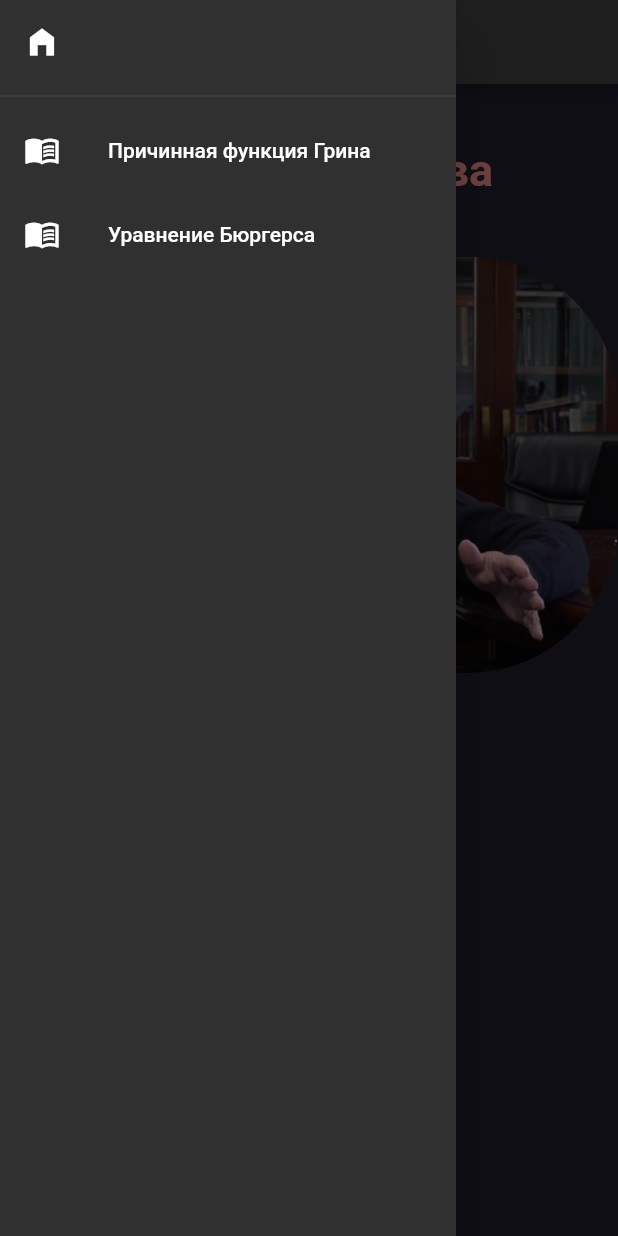
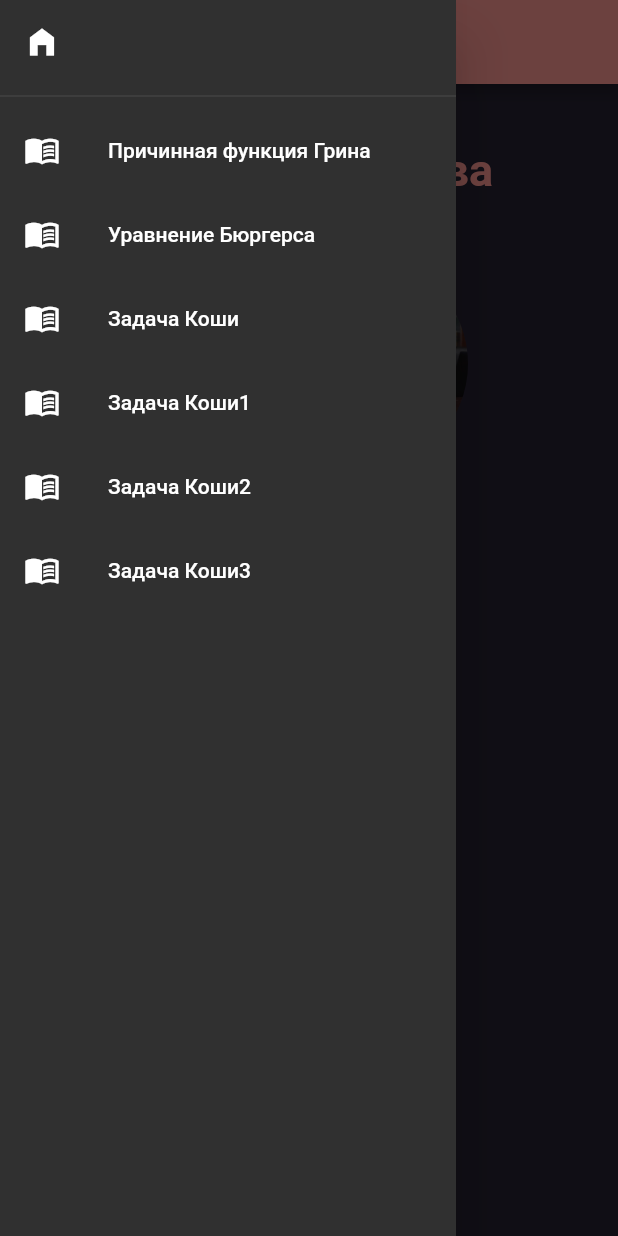
Before and after one commit to iZarub/YRMAT.GG, a Flutter app: the screen it shows after launch, with the side drawer open, on a phone screen of 412 x 824 dp. Run offline on Flutter 3.47's test engine with Material 2 defaults, Android fonts, the phone set to English and light mode, and no system bars.

```diff
--- a/exam_solver/lib/exercises.dart
+++ b/exam_solver/lib/exercises.dart
@@ -1,6 +1,9 @@
 import 'package:exam_solver/homepage.dart';
 import 'package:flutter/material.dart';
 import 'defaults/exwidgets.dart';
+import 'api.dart';
+
+import 'package:http/http.dart' as http;
 
 const Map exercisesMap = {
   'Причинная функция Грина': {
@@ -10,18 +13,40 @@ const Map exercisesMap = {
       0: 'Введите оператор...',
       1: 'Введите пределы...',
     },
-    'WolframAPI': {
-      'http://wolframcloud.com',
-    }
+    'WolframAPI':
+        'https://www.wolframcloud.com/obj/93215348-162e-4d04-8c07-f9810fccaaf1',
   },
   'Уравнение Бюргерса': {
     'Theory': 'Чето про уравнение Бюргерса',
     'Inputs': {
       0: 'Введите уравнение...',
     },
-    'WolframAPI': {
-      'http://wolframcloud.com',
-    }
+    'WolframAPI':
+        'https://www.wolframcloud.com/obj/0bf87975-aa04-4181-91cf-947daf9486e2',
+  },
+  'Задача Коши': {
+    'Theory': 'Чето про здачу Коши',
+    'Inputs': {0: 'Введите уравнение...', 1: 'Введите начальные условия...'},
+    'WolframAPI':
+        'https://www.wolframcloud.com/obj/0bf87975-aa04-4181-91cf-947daf9486e2',
+  },
+  'Задача Коши1': {
+    'Theory': 'Чето про здачу Коши',
+    'Inputs': {0: 'Введите уравнение...', 1: 'Введите начальные условия...'},
+    'WolframAPI':
+        'https://www.wolframcloud.com/obj/0bf87975-aa04-4181-91cf-947daf9486e2',
+  },
+  'Задача Коши2': {
+    'Theory': 'Чето про здачу Коши',
+    'Inputs': {0: 'Введите уравнение...', 1: 'Введите начальные условия...'},
+    'WolframAPI':
+        'https://www.wolframcloud.com/obj/0bf87975-aa04-4181-91cf-947daf9486e2',
+  },
+  'Задача Коши3': {
+    'Theory': 'Чето про здачу Коши',
+    'Inputs': {0: 'Введите уравнение...', 1: 'Введите начальные условия...'},
+    'WolframAPI':
+        'https://www.wolframcloud.com/obj/0bf87975-aa04-4181-91cf-947daf9486e2',
   },
 };
 
@@ -54,7 +79,10 @@ class MyNavigationDrawer extends StatelessWidget {
 
     exsTiles.add(
       ListTile(
-        leading: const Icon(Icons.home_filled),
+        leading: const Icon(
+          Icons.home_filled,
+          color: Colors.white,
+        ),
         //title: const Text('Home Page'),
         onTap: () {
           Navigator.of(context).push(
@@ -69,7 +97,10 @@ class MyNavigationDrawer extends StatelessWidget {
     for (String title in exercisesMap.keys.toList()) {
       exsTiles.add(
         ListTile(
-          leading: const Icon(exerciseIcon),
+          leading: const Icon(
+            exerciseIcon,
+            color: Colors.white,
+          ),
           title: Text(title),
           onTap: () {
             Navigator.of(context).push(
@@ -97,8 +128,8 @@ class ExercisePage extends StatefulWidget {
 }
 
 class _ExercisePage extends State<ExercisePage> {
-  final bool _isAnswered = false;
-  late String _answer;
+  bool _isAnswered = false;
+  String _answer = '';
 
   @override
   Widget build(BuildContext context) {
@@ -129,11 +160,17 @@ class _ExercisePage extends State<ExercisePage> {
               backgroundColor: const Color(0xFFEB8E8A), // background
               foregroundColor: Colors.white, // foreground
             ),
-            onPressed: () {},
+            onPressed: () async {
+              var response = await getSolution(getApiByTitle(widget.title));
+              setState(() {
+                _isAnswered = true;
+                _answer = response.result;
+              });
+            },
             child: const Text(
               'Evaluate',
               style: TextStyle(
-                fontSize: 16,
+                fontSize: 20,
               ),
             ),
           ),
@@ -149,7 +186,8 @@ class _ExercisePage extends State<ExercisePage> {
   createInputFields(List placeHolders) {
     var inputs = <InputLine>[];
     for (String element in placeHolders) {
-      inputs.add(InputLine(pholder: element));
+      var line = InputLine(pholders: element);
+      inputs.add(line);
     }
     return inputs;
   }
--- a/exam_solver/lib/homepage.dart
+++ b/exam_solver/lib/homepage.dart
@@ -32,10 +32,13 @@ class HomePage extends StatelessWidget {
                   ),
                 ),
               ),
-              ClipRRect(
-                borderRadius: BorderRadius.circular(100.0),
-                child: Image.asset(
-                  'images/preview.jpg',
+              Padding(
+                padding: const EdgeInsets.symmetric(horizontal: 100.0),
+                child: ClipRRect(
+                  borderRadius: BorderRadius.circular(100.0),
+                  child: Image.asset(
+                    'images/preview.jpg',
+                  ),
                 ),
               ),
             ],
--- a/exam_solver/lib/main.dart
+++ b/exam_solver/lib/main.dart
@@ -1,3 +1,4 @@
+import 'package:exam_solver/defaults/colors.dart';
 import 'package:flutter/material.dart';
 import 'homepage.dart';
 
@@ -13,6 +14,9 @@ class MyApp extends StatelessWidget {
     return MaterialApp(
       theme: ThemeData.dark().copyWith(
         scaffoldBackgroundColor: const Color(0xFF231F2E),
+        colorScheme: ThemeData()
+            .colorScheme
+            .copyWith(primary: ColorConstants.firstTextColor),
       ),
       debugShowCheckedModeBanner: false,
       home: const HomePage(),
```
Also changed, not shown: exam_solver/lib/api.dart (+36 -1 lines), exam_solver/lib/defaults/exwidgets.dart (+19 -24 lines).
